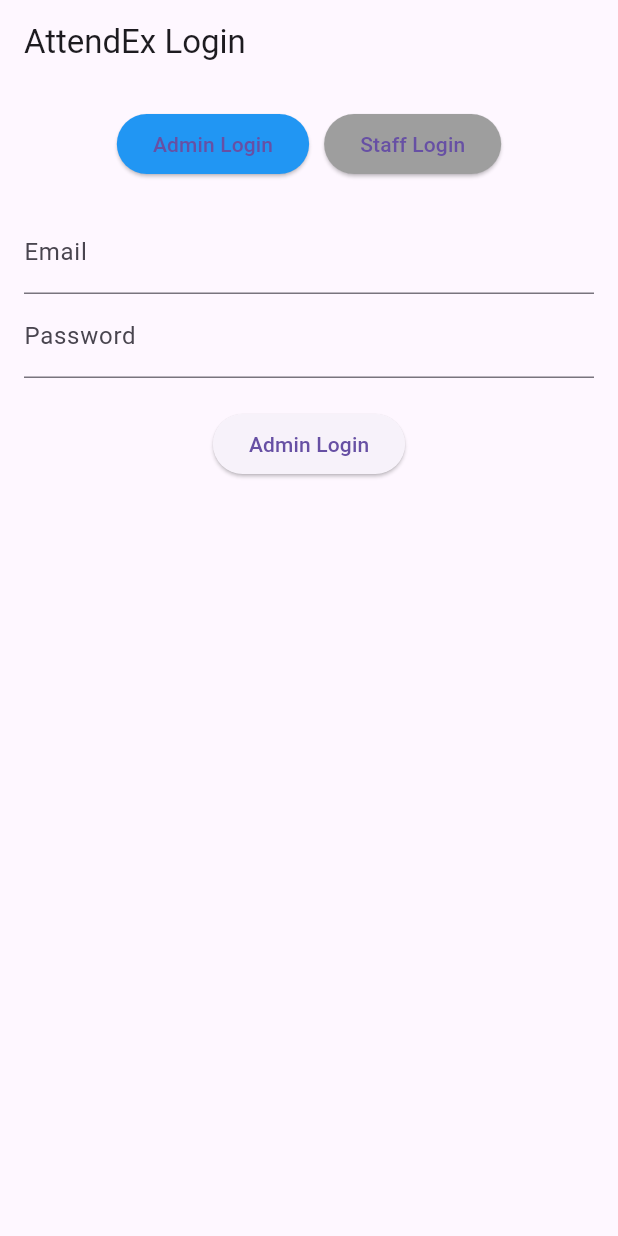
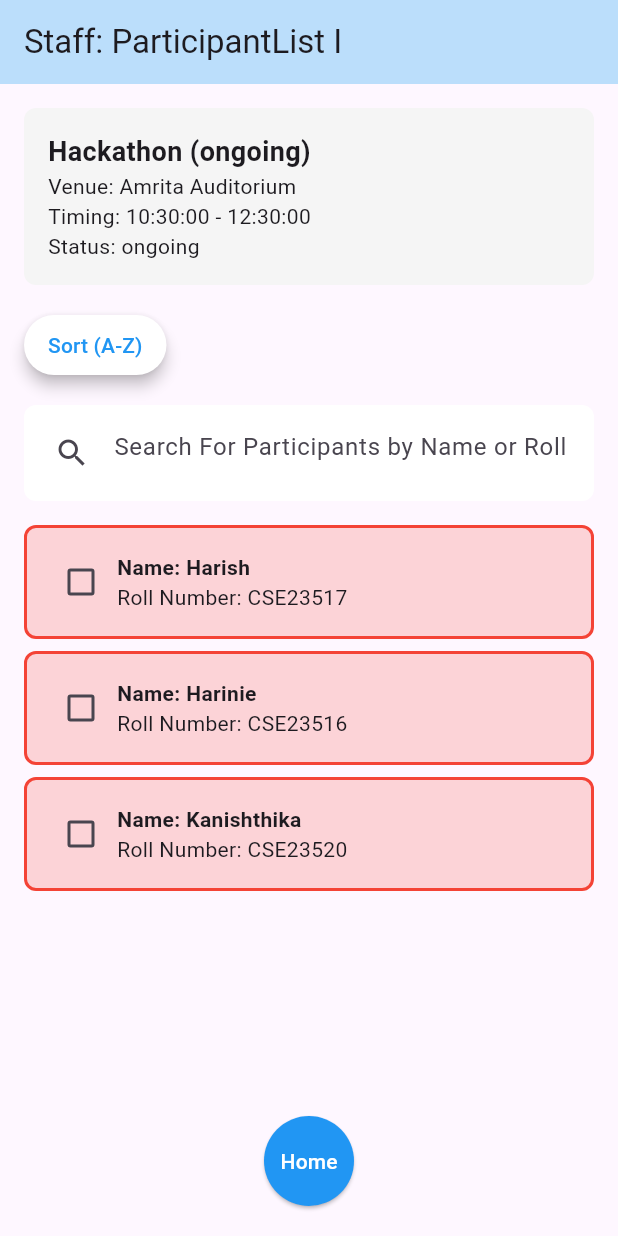
Before and after one commit to IAmRiteshKoushik/attendex, a Flutter app: the screen it shows after launch, on a phone screen of 412 x 824 dp. Run offline on Flutter 3.47's test engine with Material 3 defaults, Android fonts, the phone set to English and light mode, and no system bars; our stand-ins replace cloud_firestore, csv, file_picker, firebase_auth, firebase_core, permission_handler and 1 more; missing offline and left inert: barcode_scan2, file_saver; accounts and stored records are empty.

Commit message:
participant_list

```diff
--- a/lib/main.dart
+++ b/lib/main.dart
@@ -1,42 +1,34 @@
 import 'package:flutter/material.dart';
-import 'package:firebase_core/firebase_core.dart';
-import 'firebase_options.dart';
-import 'auth/auth_service.dart';
-import 'auth/login_screen.dart';
-import 'models/user_model.dart';
-import 'screens/admin_dashboard.dart';
-import 'screens/staff_dashboard.dart';
+import 'screens/participant_list.dart';
+import 'models/event.dart';
+import 'models/participant.dart';
 
-void main() async {
-  WidgetsFlutterBinding.ensureInitialized();
-  await Firebase.initializeApp(options: DefaultFirebaseOptions.currentPlatform);
-  runApp(AttendExApp());
-
+void main() {
+  runApp(MyApp());
 }
 
-class AttendExApp extends StatelessWidget {
-
-  final AuthService _authService = AuthService();
-
+class MyApp extends StatelessWidget {
   @override
   Widget build(BuildContext context) {
+    final Event sampleOngoingEvent = Event(
+      name: 'Hackathon',
+      venue: 'Amrita Auditorium',
+      startTime: DateTime.now(),
+      endTime: DateTime.now().add(Duration(hours: 2)),
+      status: EventStatus.ongoing,
+      participants: [
+        Participant(name: 'Harish', rollNumber: 'CSE23517', status: AttendanceStatus.unmarked),
+        Participant(name: 'Harinie', rollNumber: 'CSE23516', status: AttendanceStatus.present),
+        Participant(name: 'Kanishthika', rollNumber: 'CSE23520', status: AttendanceStatus.absent),
+      ],
+    );
+
     return MaterialApp(
-      title: 'AttendEx',
-      theme: ThemeData(primarySwatch: Colors.blue),
-      home: FutureBuilder(
-        future: _authService.getCachedUser(),
-        builder: (context, AsyncSnapshot<UserModel?> snapshot) {
-          if (snapshot.connectionState == ConnectionState.waiting) {
-            return Center(child: CircularProgressIndicator());
-          }
-          if (snapshot.hasData && snapshot.data != null) {
-            // Navigate to appropriate dashboard based on cached role
-            return snapshot.data!.role == 'admin' ? AdminDashboard() : StaffDashboard();
-          }
-          // No cached user, show login screen
-          return LoginScreen();
-        },
+      title: 'Attendex',
+      theme: ThemeData(
+        primarySwatch: Colors.blue,
       ),
+      home: ParticipantListScreen(event: sampleOngoingEvent),
     );
   }
 }
--- /dev/null
+++ b/lib/models/event.dart
@@ -0,0 +1,21 @@
+import 'participant.dart'; // Add this import at the top
+
+class Event {
+  final String name;
+  final String venue;
+  final DateTime startTime;
+  final DateTime endTime;
+  final EventStatus status;
+  final List<Participant> participants;
+
+  Event({
+    required this.name,
+    required this.venue,
+    required this.startTime,
+    required this.endTime,
+    required this.status,
+    required this.participants,
+  });
+}
+
+enum EventStatus { ongoing, past, upcoming }
--- /dev/null
+++ b/lib/models/participant.dart
@@ -0,0 +1,13 @@
+class Participant {
+  final String name;
+  final String rollNumber;
+  final AttendanceStatus status;
+
+  Participant({
+    required this.name,
+    required this.rollNumber,
+    required this.status,
+  });
+}
+
+enum AttendanceStatus { present, absent, unmarked }
--- /dev/null
+++ b/lib/screens/event_page_home.dart
@@ -0,0 +1,12 @@
+
+import 'package:flutter/material.dart';
+
+class EventNamePage extends StatelessWidget {
+  @override
+  Widget build(BuildContext context) {
+    return Scaffold(
+      appBar: AppBar(title: Text("Event Name Page")),
+      body: Center(child: Text("Welcome to Event Name Page")),
+    );
+  }
+}
--- /dev/null
+++ b/lib/screens/participant_list.dart
@@ -0,0 +1,231 @@
+import 'package:flutter/material.dart';
+import '../models/participant.dart';
+import '../models/event.dart';
+import 'event_page_home.dart';
+
+
+
+
+class ParticipantListScreen extends StatefulWidget {
+  final Event event;
+
+  const ParticipantListScreen({Key? key, required this.event}) : super(key: key);
+
+  @override
+  _ParticipantListScreenState createState() => _ParticipantListScreenState();
+}
+
+class _ParticipantListScreenState extends State<ParticipantListScreen> {
+  TextEditingController searchController = TextEditingController();
+  List<Participant> filteredParticipants = [];
+  Map<String, bool> checkedStates = {};
+  bool sortAscending = true;
+  bool isSearching = false;
+
+  @override
+  void initState() {
+    super.initState();
+    filteredParticipants = widget.event.participants;
+    for (var p in widget.event.participants) {
+      checkedStates[p.rollNumber] = false;
+    }
+  }
+
+  String _formatTime(DateTime dateTime) {
+    return '${dateTime.hour.toString().padLeft(2, '0')}:${dateTime.minute.toString().padLeft(2, '0')}:${dateTime.second.toString().padLeft(2, '0')}';
+  }
+
+  void _filterParticipants(String query) {
+    setState(() {
+      isSearching = query.isNotEmpty;
+      if (query.isEmpty) {
+        filteredParticipants = widget.event.participants;
+      } else {
+        filteredParticipants = widget.event.participants
+            .where((participant) =>
+        participant.name.toLowerCase().contains(query.toLowerCase()) ||
+            participant.rollNumber.toLowerCase().contains(query.toLowerCase()))
+            .toList();
+      }
+    });
+  }
+
+  void _sortParticipants() {
+    setState(() {
+      filteredParticipants.sort((a, b) =>
+      sortAscending ? a.name.compareTo(b.name) : b.name.compareTo(a.name));
+      sortAscending = !sortAscending;
+    });
+  }
+
+  Color _getBackgroundColor(String roll) {
+    return checkedStates[roll] == true ? Colors.green.withOpacity(0.2) : Colors.red.withOpacity(0.2);
+  }
+
+  Color _getBorderColor(String roll) {
+    return checkedStates[roll] == true ? Colors.green : Colors.red;
+  }
+
+  void _resetSearch() {
+    setState(() {
+      searchController.clear();
+      isSearching = false;
+      filteredParticipants = widget.event.participants;
+    });
+  }
+
+  @override
+  Widget build(BuildContext context) {
+    return Scaffold(
+      resizeToAvoidBottomInset: false,
+      appBar: AppBar(
+        title: const Text('Staff: ParticipantList I'),
+        backgroundColor: Colors.blue[100],
+      ),
+      body: Column(
+        children: [
+          Expanded(
+            child: ListView(
+              padding: const EdgeInsets.all(16.0),
+              children: [
+                Container(
+                  width: double.infinity,
+                  padding: const EdgeInsets.all(16),
+                  decoration: BoxDecoration(
+                    color: Colors.grey[100],
+                    borderRadius: BorderRadius.circular(8),
+                  ),
+                  child: Column(
+                    crossAxisAlignment: CrossAxisAlignment.start,
+                    children: [
+                      Text(
+                        '${widget.event.name} (${widget.event.status.name})',
+                        style: const TextStyle(
+                          fontSize: 18,
+                          fontWeight: FontWeight.bold,
+                        ),
+                      ),
+                      Text('Venue: ${widget.event.venue}'),
+                      Text('Timing: ${_formatTime(widget.event.startTime)} - ${_formatTime(widget.event.endTime)}'),
+                      Text('Status: ${widget.event.status.name}'),
+                    ],
+                  ),
+                ),
+                const SizedBox(height: 16),
+                Row(
+                  mainAxisAlignment: MainAxisAlignment.spaceBetween,
+                  children: [
+                    ElevatedButton(
+                      onPressed: _sortParticipants,
+                      style: ElevatedButton.styleFrom(
+                        backgroundColor: Colors.white,
+                        foregroundColor: Colors.blue,
+                        elevation: 4,
+                        shape: RoundedRectangleBorder(
+                          borderRadius: BorderRadius.circular(20),
+                        ),
+                        padding: const EdgeInsets.symmetric(horizontal: 16, vertical: 10),
+                      ),
+                      child: const Text('Sort (A-Z)'),
+                    ),
+                    if (isSearching)
+                      ElevatedButton(
+                        onPressed: _resetSearch,
+                        style: ElevatedButton.styleFrom(
+                          backgroundColor: Colors.white,
+                          foregroundColor: Colors.blue,
+                          elevation: 4,
+                          shape: RoundedRectangleBorder(
+                            borderRadius: BorderRadius.circular(20),
+                          ),
+                          padding: const EdgeInsets.symmetric(horizontal: 16, vertical: 10),
+                        ),
+                        child: const Text('Back'),
+                      ),
+                  ],
+                ),
+                const SizedBox(height: 16),
+
+                Container(
+                  padding: const EdgeInsets.all(8),
+                  margin: const EdgeInsets.only(bottom: 16),
+                  decoration: BoxDecoration(
+                    color: Colors.white,
+                    borderRadius: BorderRadius.circular(8),
+                  ),
+                  child: TextField(
+                    controller: searchController,
+                    onChanged: _filterParticipants,
+                    decoration: const InputDecoration(
+                      hintText: 'Search For Participants by Name or Roll',
+                      border: InputBorder.none,
+                      prefixIcon: Icon(Icons.search),
+                    ),
+                  ),
+                ),
+                if (filteredParticipants.isEmpty)
+                  const Center(child: Text('No match found')),
+                ...filteredParticipants.map((participant) {
+                  final roll = participant.rollNumber;
+                  return Container(
+                    margin: const EdgeInsets.only(bottom: 8),
+                    padding: const EdgeInsets.all(12),
+                    decoration: BoxDecoration(
+                      color: _getBackgroundColor(roll),
+                      borderRadius: BorderRadius.circular(8),
+                      border: Border.all(
+                        color: _getBorderColor(roll),
+                        width: 2,
+                      ),
+                    ),
+                    child: Row(
+                      children: [
+                        Checkbox(
+                          value: checkedStates[roll] ?? false,
+                          onChanged: (bool? value) {
+                            setState(() {
+                              checkedStates[roll] = value ?? false;
+                            });
+                          },
+                        ),
+                        Expanded(
+                          child: Column(
+                            crossAxisAlignment: CrossAxisAlignment.start,
+                            children: [
+                              Text(
+                                'Name: ${participant.name}',
+                                style: const TextStyle(fontWeight: FontWeight.bold),
+                              ),
+                              Text('Roll Number: ${participant.rollNumber}'),
+                            ],
+                          ),
+                        ),
+                      ],
+                    ),
+                  );
+                }).toList(),
+              ],
+            ),
+          ),
+          Padding(
+            padding: const EdgeInsets.only(bottom: 20.0),
+            child: ElevatedButton(
+              onPressed: () {
+                Navigator.pushReplacement(
+                  context,
+                  MaterialPageRoute(builder: (context) => EventNamePage()),
+                );
+              },
+              style: ElevatedButton.styleFrom(
+                backgroundColor: Colors.blue,
+                shape: const CircleBorder(),
+                padding: const EdgeInsets.all(20),
+              ),
+              child: const Text('Home', style: TextStyle(color: Colors.white)),
+            ),
+          ),
+        ],
+      ),
+    );
+  }
+}
```
